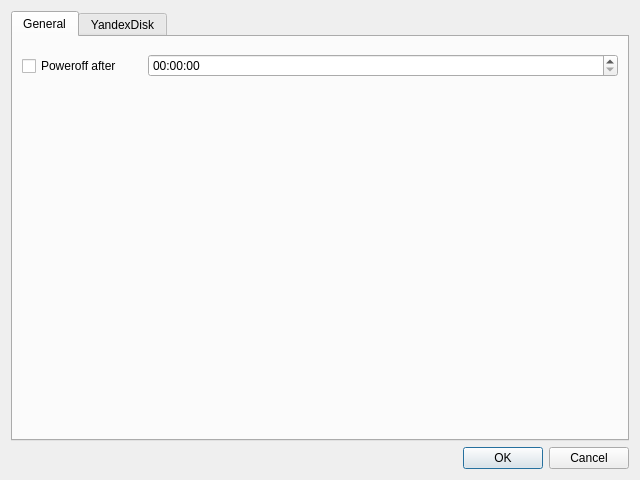
This is settings.ui in ARDev1161/qBackupNew as Qt 5 draws it before an edit. The edited form follows.
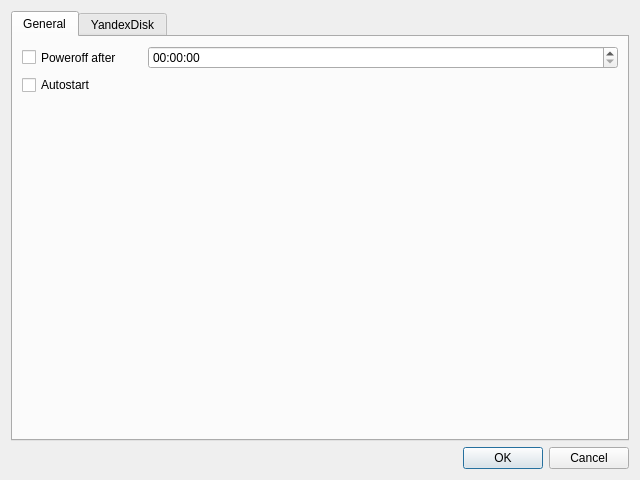
This is the edited form.

```diff
--- a/settings.ui
+++ b/settings.ui
@@ -52,7 +52,7 @@
        <item row="0" column="1">
         <widget class="QTimeEdit" name="poweroffTimeEdit"/>
        </item>
-       <item row="1" column="0">
+       <item row="2" column="0">
         <spacer name="verticalSpacer_2">
          <property name="orientation">
           <enum>Qt::Vertical</enum>
@@ -65,6 +65,13 @@
          </property>
         </spacer>
        </item>
+       <item row="1" column="0">
+        <widget class="QCheckBox" name="autoStartCheckBox">
+         <property name="text">
+          <string>Autostart</string>
+         </property>
+        </widget>
+       </item>
       </layout>
      </widget>
      <widget class="QWidget" name="YandexDiskTab">
```
